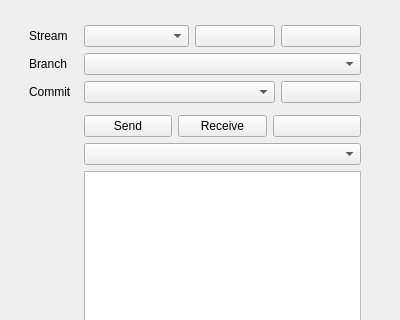
The window that qt_ui/ui/mainWindow_main.ui (specklesystems/specklepy_qt_ui) describes before a commit, drawn with Qt 5; both pictures show x 0 to 400 and y 0 to 320 of the 400 by 600 pixel window.
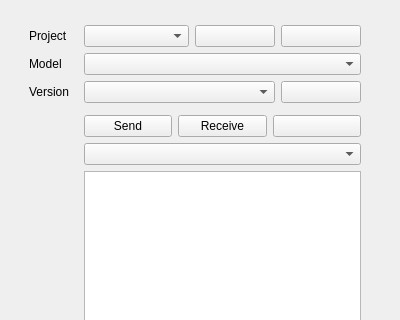
The same window after the commit.

Patch:
```diff
--- a/qt_ui/ui/mainWindow_main.ui
+++ b/qt_ui/ui/mainWindow_main.ui
@@ -43,7 +43,7 @@
         <item row="1" column="0">
          <widget class="QLabel" name="streamListLabel">
           <property name="text">
-           <string>Stream</string>
+           <string>Project</string>
           </property>
          </widget>
         </item>
@@ -83,7 +83,7 @@
         <item row="2" column="0">
          <widget class="QLabel" name="streamBranchLabel">
           <property name="text">
-           <string>Branch</string>
+           <string>Model</string>
           </property>
          </widget>
         </item>
@@ -93,7 +93,7 @@
         <item row="3" column="0">
          <widget class="QLabel" name="commitLabel">
           <property name="text">
-           <string>Commit</string>
+           <string>Version</string>
           </property>
          </widget>
         </item>
```
